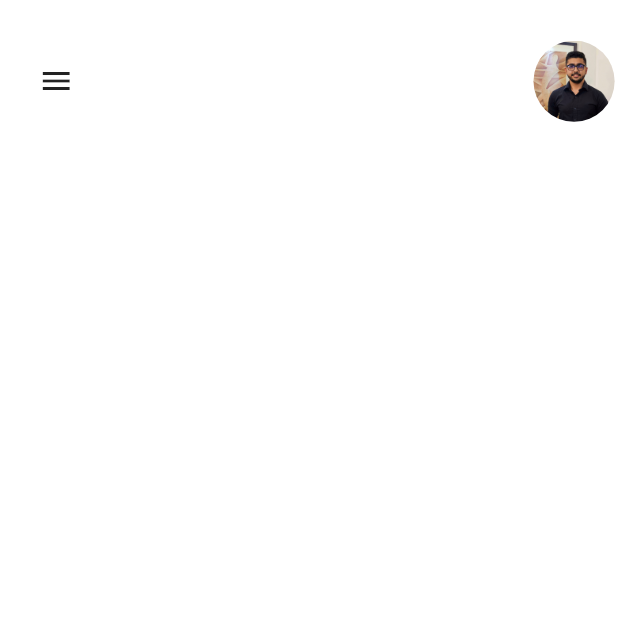
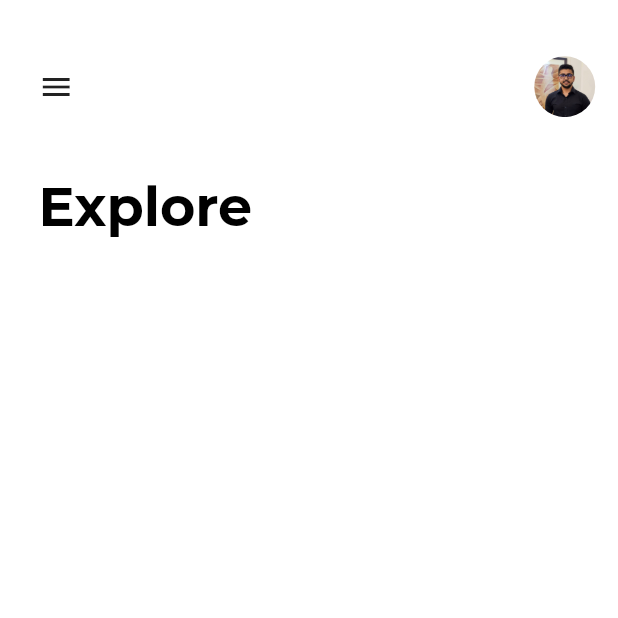
Before and after one commit to adrijshikhar/nike-flutter-concept, a Flutter app: the screen it shows after launch, on a phone screen of 412 x 824 dp, the top half of it. Run offline on Flutter 3.47's test engine with Material 2 defaults, Android fonts, the phone set to English and light mode, and no system bars; our stand-ins replace flutter_screenutil; project files that could hold a hidden picture were left out.

Commit message:
Adds custom fonts Adds transperant status bar Adds custom styling

```diff
--- a/lib/main.dart
+++ b/lib/main.dart
@@ -1,6 +1,6 @@
 import 'package:flutter/material.dart';
 import './screens/home.dart';
-
+import 'package:flutter/services.dart';
 
 void main() => runApp(MyApp());
 
@@ -8,12 +8,20 @@ class MyApp extends StatelessWidget {
   // This widget is the root of your application.
   @override
   Widget build(BuildContext context) {
+    SystemChrome.setSystemUIOverlayStyle(
+      SystemUiOverlayStyle(
+        statusBarColor: Colors.transparent,
+        systemNavigationBarColor: Colors.white,
+        statusBarIconBrightness: Brightness.dark, // status bar icons' color
+        systemNavigationBarIconBrightness:
+            Brightness.dark, //navigation bar icons' color
+      ),
+    );
     return MaterialApp(
-      title: 'Flutter Demo',
-      theme: ThemeData(
-        primarySwatch: Colors.blue,
-      ),
-      home: HomePage()
-    );
+        title: 'Flutter Demo',
+        theme: ThemeData(
+          primarySwatch: Colors.blue,
+        ),
+        home: HomePage());
   }
 }
--- a/lib/screens/home.dart
+++ b/lib/screens/home.dart
@@ -1,7 +1,8 @@
 import 'package:flutter/material.dart';
 import 'package:flutter_screenutil/flutter_screenutil.dart';
-import 'package:font_awesome_flutter/font_awesome_flutter.dart';
 import '../utils/profileCipper.dart';
+import '../utils/styles.dart';
+
 class HomePage extends StatefulWidget {
   @override
   _HomePageState createState() => _HomePageState();
@@ -24,9 +25,10 @@ class _HomePageState extends State<HomePage> {
           children: <Widget>[
             Padding(
               padding: EdgeInsets.only(
-                top: ScreenUtil().setHeight(80),
+                top: ScreenUtil().setHeight(100),
                 left: ScreenUtil().setHeight(40),
                 bottom: ScreenUtil().setHeight(40),
+                right: ScreenUtil().setHeight(40),
               ),
               child: Row(
                 mainAxisAlignment: MainAxisAlignment.spaceBetween,
@@ -39,13 +41,23 @@ class _HomePageState extends State<HomePage> {
                     clipper: ProfileClipper(),
                     child: Image.asset(
                       'assets/images/portrait.jpeg',
-                      width: ScreenUtil().setWidth(160),
-                      height: ScreenUtil().setHeight(160),
+                      width: ScreenUtil().setWidth(120),
+                      height: ScreenUtil().setHeight(120),
                       fit: BoxFit.cover,
-
                     ),
                   )
                 ],
+              ),
+            ),
+            Padding(
+              padding: EdgeInsets.only(
+                top: ScreenUtil().setHeight(60),
+                left: ScreenUtil().setWidth(70),
+                bottom: ScreenUtil().setHeight(105),
+              ),
+              child: Text(
+                "Explore",
+                style: AppStyle.headingText,
               ),
             ),
           ],
--- /dev/null
+++ b/lib/utils/styles.dart
@@ -0,0 +1,21 @@
+import 'package:flutter/cupertino.dart';
+import 'package:flutter/widgets.dart';
+
+abstract class AppStyle {
+
+  static const headingText = TextStyle(
+    color: Color.fromRGBO(0, 0, 0, 1),
+    fontFamily: 'Monsterrat',
+    fontSize: 36,
+    fontStyle: FontStyle.normal,
+    fontWeight: FontWeight.bold,
+  );
+
+  static const subHeadingText = TextStyle(
+    color: Color.fromRGBO(0, 0, 0, 1),
+    fontFamily: 'Monsterrat',
+    fontSize: 30,
+    fontStyle: FontStyle.normal,
+    fontWeight: FontWeight.w600,
+  );
+}
```
Also changed, not shown: pubspec.yaml (+20 -1 lines), assets/fonts/Montserrat/Montserrat-Black.ttf (added), assets/fonts/Montserrat/Montserrat-Bold.ttf (added), assets/fonts/Montserrat/Montserrat-ExtraBold.ttf (added), assets/fonts/Montserrat/Montserrat-ExtraLight.ttf (added), assets/fonts/Montserrat/Montserrat-Light.ttf (added), assets/fonts/Montserrat/Montserrat-Medium.ttf (added), assets/fonts/Montserrat/Montserrat-Regular.ttf (added), assets/fonts/Montserrat/Montserrat-SemiBold.ttf (added), assets/fonts/Montserrat/Montserrat-Thin.ttf (added), assets/fonts/OpenSans/OpenSans-Bold.ttf (added), assets/fonts/OpenSans/OpenSans-ExtraBold.ttf (added), assets/fonts/OpenSans/OpenSans-Light.ttf (added), assets/fonts/OpenSans/OpenSans-Regular.ttf (added), 1 more files.
